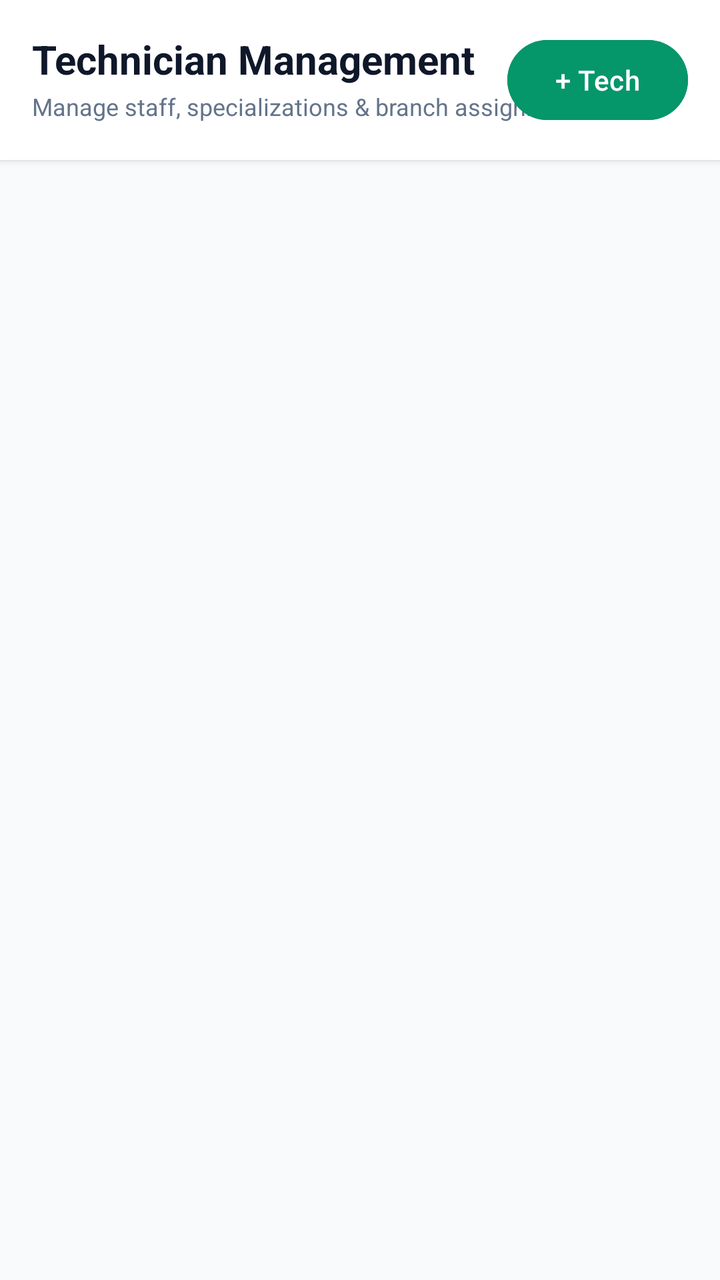
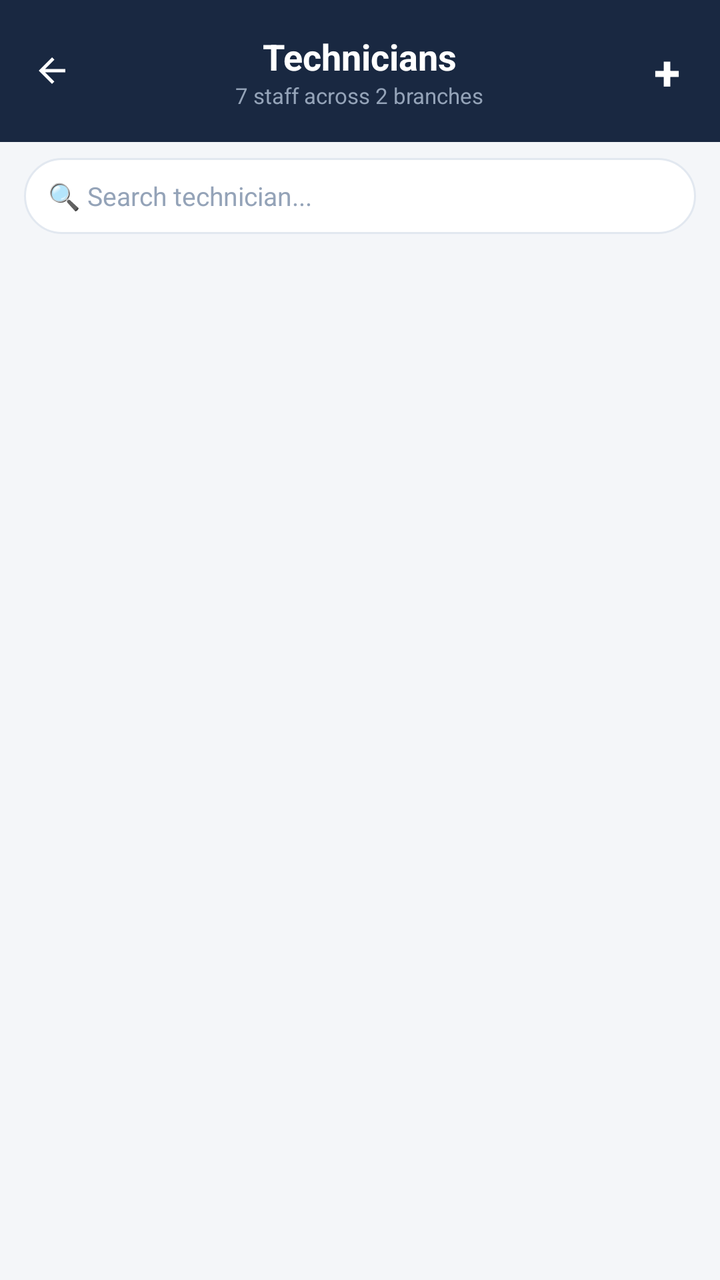

Two renders of the same Android screen: before a commit and after it. Below are the layout's source before the change and the commit's diff.
<!-- AndroidManifest.xml: application theme Theme.TechFix -->
<!-- res/layout/fragment_admin_technicians.xml -->
<?xml version="1.0" encoding="utf-8"?>
<LinearLayout 
    xmlns:android="http://schemas.android.com/apk/res/android"
    xmlns:app="http://schemas.android.com/apk/res-auto"
    xmlns:tools="http://schemas.android.com/tools"
    android:layout_width="match_parent"
    android:layout_height="match_parent"
    android:orientation="vertical"
    android:background="#F8FAFC">


    <RelativeLayout
        android:layout_width="match_parent"
        android:layout_height="wrap_content"
        android:background="#FFFFFF"
        android:padding="16dp"
        android:elevation="2dp">

        <LinearLayout
            android:layout_width="wrap_content"
            android:layout_height="wrap_content"
            android:orientation="vertical">

            <TextView
                android:layout_width="wrap_content"
                android:layout_height="wrap_content"
                android:text="Technician Management"
                android:textSize="20sp"
                android:textStyle="bold"
                android:textColor="#0F172A" />

            <TextView
                android:layout_width="wrap_content"
                android:layout_height="wrap_content"
                android:layout_marginTop="2dp"
                android:text="Manage staff, specializations &amp; branch assignments"
                android:textSize="12sp"
                android:textColor="#64748B" />
        </LinearLayout>

        <com.google.android.material.button.MaterialButton
            android:id="@+id/btnAddTechnician"
            android:layout_width="wrap_content"
            android:layout_height="wrap_content"
            android:layout_alignParentEnd="true"
            android:layout_centerVertical="true"
            android:text="+ Tech"
            android:backgroundTint="#059669" />
    </RelativeLayout>

    <androidx.recyclerview.widget.RecyclerView
        android:id="@+id/rvTechniciansList"
        android:layout_width="match_parent"
        android:layout_height="0dp"
        android:layout_weight="1"
        android:paddingVertical="8dp"
        tools:listitem="@layout/item_technician_card" />


</LinearLayout>
<!-- res/layout/item_technician_card.xml (included above) -->
<?xml version="1.0" encoding="utf-8"?>
<com.google.android.material.card.MaterialCardView 
    xmlns:android="http://schemas.android.com/apk/res/android"
    xmlns:app="http://schemas.android.com/apk/res-auto"
    android:layout_width="match_parent"
    android:layout_height="wrap_content"
    android:layout_marginHorizontal="16dp"
    android:layout_marginVertical="8dp"
    app:cardCornerRadius="20dp"
    app:cardElevation="2dp"
    app:strokeColor="#E2E8F0"
    app:strokeWidth="1.2dp"
    app:cardBackgroundColor="#FFFFFF">

    <LinearLayout
        android:layout_width="match_parent"
        android:layout_height="wrap_content"
        android:orientation="vertical"
        android:padding="20dp">

        <RelativeLayout
            android:layout_width="match_parent"
            android:layout_height="wrap_content">

            <TextView
                android:id="@+id/tvTechName"
                android:layout_width="wrap_content"
                android:layout_height="wrap_content"
                android:layout_alignParentStart="true"
                android:layout_toStartOf="@id/tvTechActiveJobsBadge"
                android:layout_marginEnd="8dp"
                android:text="Nuwan Silva"
                android:textSize="18sp"
                android:textStyle="bold"
                android:textColor="#0F172A" />

            <TextView
                android:id="@+id/tvTechActiveJobsBadge"
                android:layout_width="wrap_content"
                android:layout_height="wrap_content"
                android:layout_alignParentEnd="true"
                android:text="5 Active Jobs"
                android:textSize="11sp"
                android:textStyle="bold"
                android:textColor="#065F46"
                android:background="@drawable/bg_pill_badge"
                android:backgroundTint="#D1FAE5"
                android:paddingHorizontal="12dp"
                android:paddingVertical="5dp" />
        </RelativeLayout>

        <TextView
            android:id="@+id/tvTechSpecialization"
            android:layout_width="wrap_content"
            android:layout_height="wrap_content"
            android:layout_marginTop="4dp"
            android:text="Mobile &amp; Laptop Specialist"
            android:textSize="14sp"
            android:textStyle="bold"
            android:textColor="#2563EB" />

        <TextView
            android:id="@+id/tvTechBranchAndPhone"
            android:layout_width="wrap_content"
            android:layout_height="wrap_content"
            android:layout_marginTop="6dp"
            android:text="TechFix Colombo  •  +94 77 123 4567"
            android:textSize="13sp"
            android:textColor="#64748B" />

    </LinearLayout>

</com.google.android.material.card.MaterialCardView>
<!-- resources referenced by this layout -->
<resources>
  <!-- drawable bg_pill_badge (drawable) -->
  <?xml version="1.0" encoding="utf-8"?>
  <shape xmlns:android="http://schemas.android.com/apk/res/android"
      android:shape="rectangle">
      <solid android:color="#FEE2E2" />
      <corners android:radius="12dp" />
  </shape>
  <style name="Theme.TechFix" parent="Base.Theme.TechFix" />
  <style name="Base.Theme.TechFix" parent="Theme.Material3.DayNight.NoActionBar">
          
          
      </style>
</resources>

<!-- the commit's change to res/layout/fragment_admin_technicians.xml (unified diff, before → after) -->
@@ -6,56 +6,86 @@
     android:layout_width="match_parent"
     android:layout_height="match_parent"
     android:orientation="vertical"
-    android:background="#F8FAFC">
+    android:background="@color/bg_app">
 
-
+    
     <RelativeLayout
         android:layout_width="match_parent"
         android:layout_height="wrap_content"
-        android:background="#FFFFFF"
-        android:padding="16dp"
-        android:elevation="2dp">
+        android:background="@color/navy_header"
+        android:paddingHorizontal="16dp"
+        android:paddingTop="18dp"
+        android:paddingBottom="14dp">
+
+        <ImageView
+            android:id="@+id/btnBack"
+            android:layout_width="20dp"
+            android:layout_height="20dp"
+            android:layout_alignParentStart="true"
+            android:layout_centerVertical="true"
+            android:src="@drawable/ic_arrow_back"
+            app:tint="@color/white" />
 
         <LinearLayout
             android:layout_width="wrap_content"
             android:layout_height="wrap_content"
+            android:layout_centerInParent="true"
+            android:gravity="center"
             android:orientation="vertical">
 
             <TextView
                 android:layout_width="wrap_content"
                 android:layout_height="wrap_content"
-                android:text="Technician Management"
-                android:textSize="20sp"
+                android:text="Technicians"
+                android:textSize="18sp"
                 android:textStyle="bold"
-                android:textColor="#0F172A" />
+                android:textColor="@color/white" />
 
             <TextView
+                android:id="@+id/tvTechSubtitle"
                 android:layout_width="wrap_content"
                 android:layout_height="wrap_content"
-                android:layout_marginTop="2dp"
-                android:text="Manage staff, specializations &amp; branch assignments"
-                android:textSize="12sp"
-                android:textColor="#64748B" />
+                android:text="7 staff across 2 branches"
+                android:textSize="11sp"
+                android:textColor="@color/navy_header_sub" />
         </LinearLayout>
 
-        <com.google.android.material.button.MaterialButton
+        <TextView
             android:id="@+id/btnAddTechnician"
             android:layout_width="wrap_content"
             android:layout_height="wrap_content"
             android:layout_alignParentEnd="true"
             android:layout_centerVertical="true"
-            android:text="+ Tech"
-            android:backgroundTint="#059669" />
+            android:text="+"
+            android:textSize="24sp"
+            android:textStyle="bold"
+            android:textColor="@color/white"
+            android:paddingHorizontal="4dp" />
     </RelativeLayout>
+
+    <EditText
+        android:id="@+id/etSearchTechnician"
+        android:layout_width="match_parent"
+        android:layout_height="38dp"
+        android:layout_marginHorizontal="12dp"
+        android:layout_marginTop="8dp"
+        android:layout_marginBottom="2dp"
+        android:background="@drawable/bg_search_box"
+        android:hint="🔍 Search technician..."
+        android:textColor="@color/text_primary"
+        android:textColorHint="@color/text_muted"
+        android:textSize="13sp"
+        android:paddingHorizontal="12dp"
+        android:inputType="text" />
 
     <androidx.recyclerview.widget.RecyclerView
         android:id="@+id/rvTechniciansList"
         android:layout_width="match_parent"
         android:layout_height="0dp"
         android:layout_weight="1"
-        android:paddingVertical="8dp"
+        android:paddingVertical="4dp"
+        android:clipToPadding="false"
         tools:listitem="@layout/item_technician_card" />
-
 
 </LinearLayout>
 <!-- res/layout/item_technician_card.xml (included above) -->
@@ -65,69 +95,95 @@
     xmlns:app="http://schemas.android.com/apk/res-auto"
     android:layout_width="match_parent"
     android:layout_height="wrap_content"
-    android:layout_marginHorizontal="16dp"
-    android:layout_marginVertical="8dp"
-    app:cardCornerRadius="20dp"
-    app:cardElevation="2dp"
-    app:strokeColor="#E2E8F0"
-    app:strokeWidth="1.2dp"
-    app:cardBackgroundColor="#FFFFFF">
+    android:layout_marginHorizontal="12dp"
+    android:layout_marginVertical="4dp"
+    app:cardCornerRadius="12dp"
+    app:cardElevation="1dp"
+    app:strokeColor="@color/divider_color"
+    app:strokeWidth="1dp"
+    app:cardBackgroundColor="@color/card_bg">
 
     <LinearLayout
         android:layout_width="match_parent"
         android:layout_height="wrap_content"
         android:orientation="vertical"
-        android:padding="20dp">
+        android:padding="12dp">
 
         <RelativeLayout
             android:layout_width="match_parent"
             android:layout_height="wrap_content">
 
             <TextView
-                android:id="@+id/tvTechName"
+                android:id="@+id/tvAvatar"
+                android:layout_width="36dp"
+                android:layout_height="36dp"
+                android:layout_alignParentStart="true"
+                android:layout_centerVertical="true"
+                android:background="@drawable/bg_avatar_amber"
+                android:gravity="center"
+                android:text="NS"
+                android:textColor="@color/white"
+                android:textSize="14sp"
+                android:textStyle="bold" />
+
+            <LinearLayout
                 android:layout_width="wrap_content"
                 android:layout_height="wrap_content"
-                android:layout_alignParentStart="true"
+                android:layout_toEndOf="@id/tvAvatar"
                 android:layout_toStartOf="@id/tvTechActiveJobsBadge"
-                android:layout_marginEnd="8dp"
-                android:text="Nuwan Silva"
-                android:textSize="18sp"
-                android:textStyle="bold"
-                android:textColor="#0F172A" />
+                android:layout_centerVertical="true"
+                android:layout_marginStart="8dp"
+                android:layout_marginEnd="4dp"
+                android:orientation="vertical">
+
+                <TextView
+                    android:id="@+id/tvTechName"
+                    android:layout_width="wrap_content"
+                    android:layout_height="wrap_content"
+                    android:text="Nuwan Silva"
+                    android:textSize="14sp"
+                    android:textStyle="bold"
+                    android:textColor="@color/navy_header" />
+
+                <TextView
+                    android:id="@+id/tvTechSpecialization"
+                    android:layout_width="wrap_content"
+                    android:layout_height="wrap_content"
+                    android:text="Mobile &amp; Laptop · Colombo 03"
+                    android:textSize="11sp"
+                    android:textColor="@color/text_secondary" />
+            </LinearLayout>
 
             <TextView
                 android:id="@+id/tvTechActiveJobsBadge"
                 android:layout_width="wrap_content"
                 android:layout_height="wrap_content"
                 android:layout_alignParentEnd="true"
-                android:text="5 Active Jobs"
-                android:textSize="11sp"
+                android:layout_centerVertical="true"
+                android:text="AVAILABLE"
+                android:textSize="10sp"
                 android:textStyle="bold"
-                android:textColor="#065F46"
-                android:background="@drawable/bg_pill_badge"
-                android:backgroundTint="#D1FAE5"
-                android:paddingHorizontal="12dp"
-                android:paddingVertical="5dp" />
+                android:textColor="@color/badge_green_text"
+                android:background="@drawable/bg_badge_green"
+                android:paddingHorizontal="8dp"
+                android:paddingVertical="3dp" />
         </RelativeLayout>
 
-        <TextView
-            android:id="@+id/tvTechSpecialization"
-            android:layout_width="wrap_content"
-            android:layout_height="wrap_content"
-            android:layout_marginTop="4dp"
-            android:text="Mobile &amp; Laptop Specialist"
-            android:textSize="14sp"
-            android:textStyle="bold"
-            android:textColor="#2563EB" />
+        <View
+            android:layout_width="match_parent"
+            android:layout_height="1dp"
+            android:layout_marginTop="8dp"
+            android:layout_marginBottom="6dp"
+            android:background="@color/divider_color" />
 
         <TextView
             android:id="@+id/tvTechBranchAndPhone"
             android:layout_width="wrap_content"
             android:layout_height="wrap_content"
-            android:layout_marginTop="6dp"
-            android:text="TechFix Colombo  •  +94 77 123 4567"
-            android:textSize="13sp"
-            android:textColor="#64748B" />
+            android:layout_gravity="center_horizontal"
+            android:text="3 active jobs · 4.9★ rating"
+            android:textSize="12sp"
+            android:textColor="@color/text_secondary" />
 
     </LinearLayout>
 
<!-- resource entries referenced after the edit -->
@@ -1,16 +1,57 @@
 <!-- resources referenced by this layout -->
 <resources>
-  <!-- drawable bg_pill_badge (drawable) -->
+  <color name="badge_green_text">#16A34A</color>
+  <color name="bg_app">#F4F6F9</color>
+  <color name="card_bg">#FFFFFF</color>
+  <color name="divider_color">#E2E8F0</color>
+  <color name="navy_header">#192841</color>
+  <color name="navy_header_sub">#94A3B8</color>
+  <color name="text_muted">#94A3B8</color>
+  <color name="text_primary">#0F172A</color>
+  <color name="text_secondary">#64748B</color>
+  <color name="white">#FFFFFFFF</color>
+  <!-- drawable bg_avatar_amber (drawable) -->
+  <?xml version="1.0" encoding="utf-8"?>
+  <shape xmlns:android="http://schemas.android.com/apk/res/android"
+      android:shape="oval">
+      <solid android:color="@color/accent_amber" />
+  </shape>
+  <!-- drawable bg_badge_green (drawable) -->
   <?xml version="1.0" encoding="utf-8"?>
   <shape xmlns:android="http://schemas.android.com/apk/res/android"
       android:shape="rectangle">
-      <solid android:color="#FEE2E2" />
-      <corners android:radius="12dp" />
+      <solid android:color="@color/badge_green_bg" />
+      <corners android:radius="16dp" />
   </shape>
+  <!-- drawable bg_search_box (drawable) -->
+  <?xml version="1.0" encoding="utf-8"?>
+  <shape xmlns:android="http://schemas.android.com/apk/res/android"
+      android:shape="rectangle">
+      <solid android:color="@color/card_bg" />
+      <corners android:radius="24dp" />
+      <stroke android:width="1dp" android:color="@color/divider_color" />
+  </shape>
+  <!-- drawable ic_arrow_back (drawable) -->
+  <vector xmlns:android="http://schemas.android.com/apk/res/android"
+      android:width="24dp"
+      android:height="24dp"
+      android:viewportWidth="24"
+      android:viewportHeight="24">
+    <path
+        android:fillColor="#FFFFFF"
+        android:pathData="M20,11H7.83l5.59,-5.59L12,4l-8,8 8,8 1.41,-1.41L7.83,13H20v-2z"/>
+  </vector>
   <style name="Theme.TechFix" parent="Base.Theme.TechFix" />
+  <color name="accent_amber">#F59E0B</color>
+  <color name="badge_green_bg">#DCFCE7</color>
   <style name="Base.Theme.TechFix" parent="Theme.Material3.DayNight.NoActionBar">
           
-          
+          <item name="colorPrimary">@color/accent_amber</item>
+          <item name="colorOnPrimary">@color/white</item>
+          <item name="colorPrimaryContainer">@color/navy_header</item>
+          <item name="colorOnPrimaryContainer">@color/white</item>
+          <item name="android:windowBackground">@color/bg_app</item>
+          <item name="android:statusBarColor">@color/navy_header</item>
       </style>
 </resources>
 
